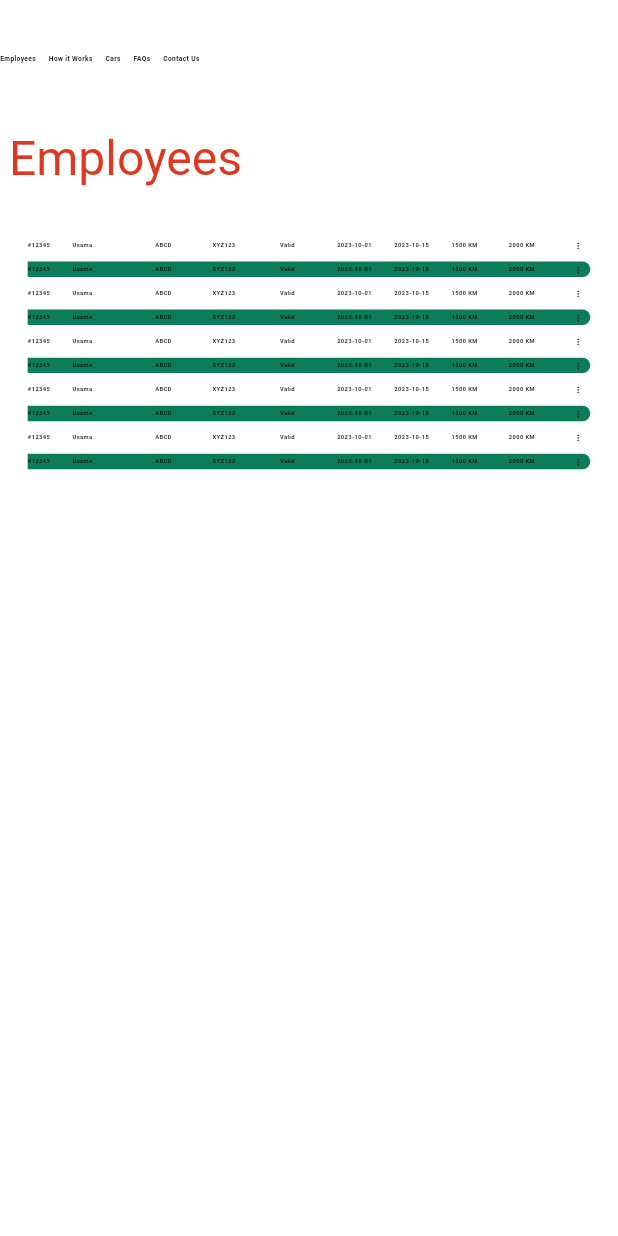
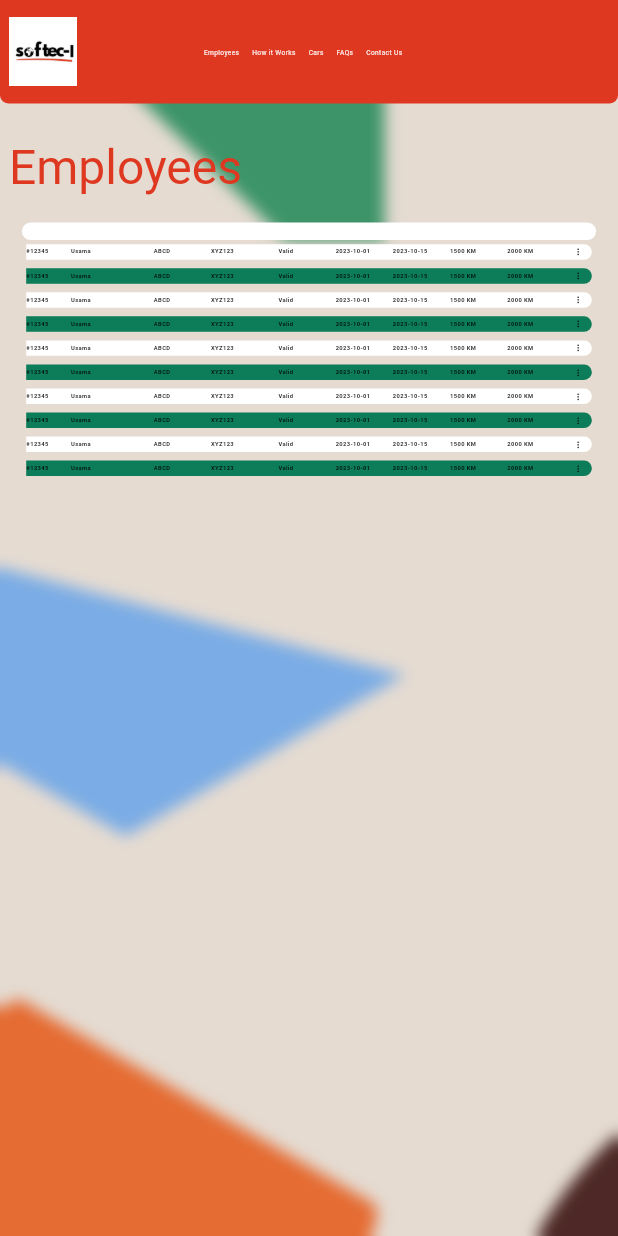
Before and after one commit to ussoftech878/softech-admin-web, a Flutter app: the screen it shows after launch, on a phone screen of 412 x 824 dp. Run offline on Flutter 3.47's test engine with Material 3 defaults, Android fonts, the phone set to English and light mode, and no system bars; our stand-ins replace flutter_easyloading, flutter_screenutil, go_router.

Commit message:
Add PngAssets class for managing PNG asset paths

```diff
--- a/lib/routes/router_config.dart
+++ b/lib/routes/router_config.dart
@@ -45,13 +45,17 @@ const String transactionDetailRoute = '/transactionDetail';
 // Router configuration
 final router = GoRouter(
   navigatorKey: rootNavigatorKey,
-  initialLocation: EmployeeRoute,
+  initialLocation: homeRoute,
   errorBuilder: (context, state) => const NotFoundScreen(),
   routes: [
     ShellRoute(
       navigatorKey: shellNavigatorKey,
       builder: (context, state, child) => Homescreen(child: child),
       routes: [
+        GoRoute(
+          path: homeRoute,
+          builder: (context, state) => Emplloyeesscreen(), // default child
+        ),
         GoRoute(
           path: EmployeeRoute,
           builder: (context, state) => const Emplloyeesscreen(),
--- a/lib/screens/EmplloyeesScreen.dart
+++ b/lib/screens/EmplloyeesScreen.dart
@@ -1,5 +1,6 @@
 import 'package:flutter/material.dart';
 import 'package:flutter_screenutil/flutter_screenutil.dart';
+import 'package:softech_admin/utils/images.dart';
 import 'package:softech_admin/utils/theme.dart';
 import 'package:softech_admin/widgets/booking_header.dart';
 import 'package:softech_admin/widgets/booking_tile.dart';
@@ -10,6 +11,7 @@ class Emplloyeesscreen extends StatelessWidget {
   @override
   Widget build(BuildContext context) {
     return Scaffold(
+      backgroundColor: Colors.transparent,
       //
       body: Padding(
         padding: EdgeInsets.symmetric(horizontal: 21.w, vertical: 30.w),
@@ -26,10 +28,8 @@ class Emplloyeesscreen extends StatelessWidget {
             Expanded(
               child: Container(
                 padding: EdgeInsets.all(30.w),
-                decoration: BoxDecoration(
-                  border: Border.all(width: 1, color: AppColors.white),
-                  borderRadius: BorderRadius.circular(10.r),
-                ),
+                height: double.infinity,
+
                 child: Column(
                   children: [
                     const BookingHeader(
--- a/lib/screens/HomeScreen.dart
+++ b/lib/screens/HomeScreen.dart
@@ -1,7 +1,9 @@
+import 'dart:ui'; // Add this import for ImageFilter
 import 'package:flutter/material.dart';
 import 'package:flutter_screenutil/flutter_screenutil.dart';
 import 'package:go_router/go_router.dart';
 import 'package:softech_admin/routes/router_config.dart';
+import 'package:softech_admin/utils/images.dart';
 import 'package:softech_admin/utils/theme.dart';
 
 class Homescreen extends StatefulWidget {
@@ -17,33 +19,54 @@ class _HomescreenState extends State<Homescreen> {
   @override
   Widget build(BuildContext context) {
     return Scaffold(
-      body: Column(
+      body: Stack(
+        children: [
+          // Background with blur
+          Container(
+            height: double.infinity,
+            decoration: BoxDecoration(
+              image: DecorationImage(
+                image: AssetImage(PngAssests.background),
+                fit: BoxFit.cover,
+              ),
+            ),
+          ),
+          BackdropFilter(
+            filter: ImageFilter.blur(
+              sigmaX: 5.0, // Adjust blur intensity
+              sigmaY: 5.0,
+            ),
+            child: Container(
+              color: Colors.black.withOpacity(0.1), // Adjust overlay opacity
+            ),
+          ),
+          // Main content
+          Column(
             children: [
               Container(
-            margin: EdgeInsets.symmetric(vertical: 50.h),
-            height: 180.h,
+                margin: EdgeInsets.only(bottom: 50.h),
+                padding: EdgeInsets.symmetric(horizontal: 20.w),
+                height: 250.h,
                 decoration: BoxDecoration(
+                  color: AppColors.primary,
                   borderRadius: BorderRadius.only(
                     bottomLeft: Radius.circular(20.r),
                     bottomRight: Radius.circular(20.r),
                   ),
                 ),
                 child: Row(
+                  mainAxisSize: MainAxisSize.max,
                   mainAxisAlignment: MainAxisAlignment.spaceBetween,
                   children: [
-                // Padding(
-                //   padding: EdgeInsets.only(left: 40.w),
-                //   child: InkWell(
-                //     onTap: () {
-                //       //context.replace(homeRoute);
-                //     },
-                //     child: Image.asset(
-                //       PngAssets.Applogo,
-                //       width: 160.w,
-                //     ),
-                //   ),
-                // ),
-                Row(
+                    InkWell(
+                      onTap: () {
+                        //context.replace(homeRoute);
+                      },
+                      child: Image.asset(PngAssests.logo, width: 160.w),
+                    ),
+                    Padding(
+                      padding: EdgeInsets.only(right: 108.w),
+                      child: Row(
                         children: [
                           _buildNavItem(context, "Employees", EmployeeRoute),
                           SizedBox(width: 30.w),
@@ -55,6 +78,7 @@ class _HomescreenState extends State<Homescreen> {
                           SizedBox(width: 30.w),
                           _buildNavItem(context, 'Contact Us', EmployeeRoute),
                         ],
+                      ),
                     ),
                     Padding(
                       padding: EdgeInsets.only(right: 40.w),
@@ -157,6 +181,8 @@ class _HomescreenState extends State<Homescreen> {
               Expanded(child: widget.child),
             ],
           ),
+        ],
+      ),
     );
   }
 
@@ -174,7 +200,7 @@ class _HomescreenState extends State<Homescreen> {
       child: Text(
         title,
         style: TextStyle(
-          color: isSelected ? AppColors.black : AppColors.olive,
+          color: isSelected ? AppColors.white : AppColors.dullwhite,
           fontWeight: isSelected ? FontWeight.w600 : FontWeight.w400,
           fontSize: 16.sp,
         ),
--- /dev/null
+++ b/lib/utils/images.dart
@@ -0,0 +1,5 @@
+class PngAssests {
+  static const String _assets = 'assets/png/';
+  static const String background = '${_assets}back_image.PNG';
+  static const String logo = '${_assets}logo.png';
+}
--- a/lib/utils/theme.dart
+++ b/lib/utils/theme.dart
@@ -5,6 +5,7 @@ class AppColors {
   static const Color primary = Color(0xFFDF3821);
   static const Color black = Color(0xFF000000);
   static const Color white = Color(0xFFFFFFFF);
+  static const Color dullwhite = Color.fromARGB(230, 255, 255, 255);
   static const Color teal = Color(0xFF0C7C59);
 }
 
--- a/pubspec.yaml
+++ b/pubspec.yaml
@@ -62,9 +62,8 @@ flutter:
   uses-material-design: true
 
   # To add assets to your application, add an assets section, like this:
-  # assets:
-  #   - images/a_dot_burr.jpeg
-  #   - images/a_dot_ham.jpeg
+  assets:
+    - assets/png/
 
   # An image asset can refer to one or more resolution-specific "variants", see
   # https://flutter.dev/to/resolution-aware-images
```
Also changed, not shown: assets/png/back_image.PNG (added), assets/png/logo.png (added). Lines whose indentation alone changed are shown as unchanged.
